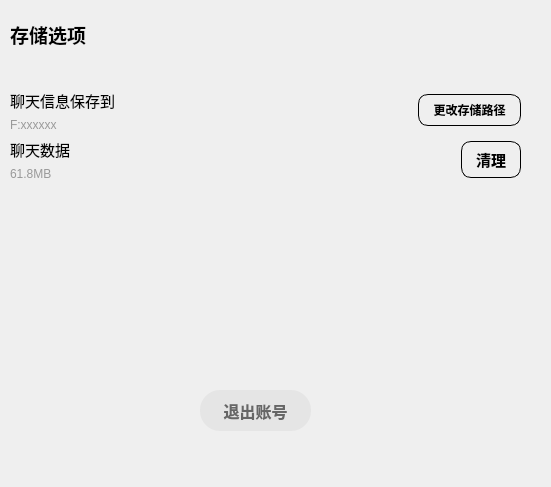
Qt form src/ui/setting/settingdialog.ui (1747982677/LanChat) before a commit.
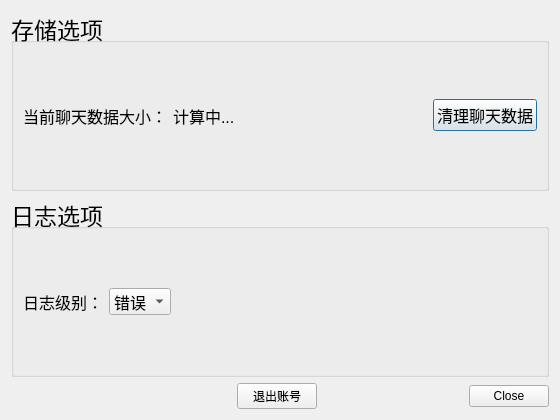
The same form after that commit.

Commit message: 设置界面实现清除聊天记录、日志分级

```diff
--- a/src/ui/setting/settingdialog.ui
+++ b/src/ui/setting/settingdialog.ui
@@ -6,209 +6,177 @@
    <rect>
     <x>0</x>
     <y>0</y>
-    <width>551</width>
-    <height>487</height>
+    <width>560</width>
+    <height>420</height>
    </rect>
   </property>
-  <property name="font">
-   <font>
-    <pointsize>11</pointsize>
-   </font>
-  </property>
   <property name="windowTitle">
    <string>设置</string>
   </property>
-  <property name="styleSheet">
-   <string notr="true"/>
-  </property>
-  <widget class="QWidget" name="verticalLayoutWidget">
-   <property name="geometry">
-    <rect>
-     <x>10</x>
-     <y>20</y>
-     <width>511</width>
-     <height>161</height>
-    </rect>
-   </property>
-   <layout class="QVBoxLayout" name="verticalLayout">
-    <item alignment="Qt::AlignmentFlag::AlignTop">
-     <widget class="QLabel" name="lblStorageTitle">
-      <property name="font">
-       <font>
-        <pointsize>14</pointsize>
-        <bold>true</bold>
-       </font>
-      </property>
-      <property name="text">
-       <string>存储选项</string>
-      </property>
-     </widget>
-    </item>
-    <item>
-     <layout class="QHBoxLayout" name="horizontalLayout_2">
+  <layout class="QVBoxLayout" name="verticalLayout">
+   <item>
+    <widget class="QGroupBox" name="groupBoxStorage">
+     <property name="font">
+      <font>
+       <pointsize>17</pointsize>
+      </font>
+     </property>
+     <property name="title">
+      <string>存储选项</string>
+     </property>
+     <layout class="QHBoxLayout" name="horizontalLayout_size">
       <item>
-       <layout class="QVBoxLayout" name="verticalLayout_4">
-        <item alignment="Qt::AlignmentFlag::AlignLeft">
-         <widget class="QLabel" name="lblStoreTo">
-          <property name="text">
-           <string>聊天信息保存到</string>
-          </property>
-         </widget>
-        </item>
-        <item>
-         <widget class="QLabel" name="lblStoragePath">
-          <property name="font">
-           <font>
-            <pointsize>9</pointsize>
-           </font>
-          </property>
-          <property name="styleSheet">
-           <string notr="true">color: #999999;</string>
-          </property>
-          <property name="text">
-           <string>F:xxxxxx</string>
-          </property>
-          <property name="scaledContents">
-           <bool>false</bool>
-          </property>
-         </widget>
-        </item>
-       </layout>
-      </item>
-      <item alignment="Qt::AlignmentFlag::AlignRight">
-       <widget class="QPushButton" name="btnChangeStoragePath">
+       <widget class="QLabel" name="labelSizeTitle">
         <property name="font">
          <font>
-          <pointsize>9</pointsize>
-          <bold>true</bold>
+          <pointsize>12</pointsize>
          </font>
         </property>
-        <property name="styleSheet">
-         <string notr="true">QPushButton {
-    border: 1px solid black;
-    border-radius: 10px;   /* 自己调大小 */
-    background-color: transparent;
-    color: black;
-    padding: 6px 14px;
-}</string>
-        </property>
         <property name="text">
-         <string>更改存储路径</string>
+         <string>当前聊天数据大小：</string>
         </property>
-        <property name="autoDefault">
-         <bool>false</bool>
+       </widget>
+      </item>
+      <item>
+       <widget class="QLabel" name="lblDataSize">
+        <property name="font">
+         <font>
+          <pointsize>12</pointsize>
+         </font>
         </property>
-        <property name="default">
-         <bool>false</bool>
+        <property name="text">
+         <string>计算中...</string>
         </property>
        </widget>
       </item>
-     </layout>
-    </item>
-    <item>
-     <layout class="QHBoxLayout" name="horizontalLayout_3">
       <item>
-       <layout class="QVBoxLayout" name="verticalLayout_5">
-        <item alignment="Qt::AlignmentFlag::AlignLeft">
-         <widget class="QLabel" name="lblStoreTo_2">
-          <property name="text">
-           <string>聊天数据</string>
-          </property>
-         </widget>
-        </item>
-        <item>
-         <widget class="QLabel" name="lblDataSize">
-          <property name="font">
-           <font>
-            <pointsize>9</pointsize>
-           </font>
-          </property>
-          <property name="styleSheet">
-           <string notr="true">color: #999999;</string>
-          </property>
-          <property name="text">
-           <string>61.8MB</string>
-          </property>
-          <property name="scaledContents">
-           <bool>false</bool>
-          </property>
-         </widget>
-        </item>
-       </layout>
+       <spacer name="horizontalSpacer_storage">
+        <property name="orientation">
+         <enum>Qt::Orientation::Horizontal</enum>
+        </property>
+        <property name="sizeHint" stdset="0">
+         <size>
+          <width>40</width>
+          <height>20</height>
+         </size>
+        </property>
+       </spacer>
       </item>
-      <item alignment="Qt::AlignmentFlag::AlignRight">
+      <item>
        <widget class="QPushButton" name="btnClearStorage">
         <property name="font">
          <font>
-          <pointsize>11</pointsize>
-          <bold>true</bold>
+          <pointsize>12</pointsize>
          </font>
         </property>
-        <property name="styleSheet">
-         <string notr="true">QPushButton {
-    border: 1px solid black;
-    border-radius: 10px;   /* 自己调大小 */
-    background-color: transparent;
-    color: black;
-    padding: 6px 14px;
-}</string>
-        </property>
         <property name="text">
-         <string>清理</string>
+         <string>清理聊天数据</string>
         </property>
-        <property name="autoDefault">
-         <bool>false</bool>
+       </widget>
+      </item>
+     </layout>
+    </widget>
+   </item>
+   <item>
+    <widget class="QGroupBox" name="groupBoxLog">
+     <property name="font">
+      <font>
+       <pointsize>17</pointsize>
+      </font>
+     </property>
+     <property name="title">
+      <string>日志选项</string>
+     </property>
+     <layout class="QHBoxLayout" name="horizontalLayout_log">
+      <item>
+       <widget class="QLabel" name="labelLogLevel">
+        <property name="font">
+         <font>
+          <pointsize>12</pointsize>
+         </font>
         </property>
-        <property name="default">
-         <bool>false</bool>
+        <property name="text">
+         <string>日志级别：</string>
         </property>
        </widget>
       </item>
+      <item>
+       <widget class="QComboBox" name="comboLogLevel">
+        <property name="font">
+         <font>
+          <pointsize>12</pointsize>
+         </font>
+        </property>
+        <item>
+         <property name="text">
+          <string>错误</string>
+         </property>
+        </item>
+        <item>
+         <property name="text">
+          <string>警告</string>
+         </property>
+        </item>
+        <item>
+         <property name="text">
+          <string>信息</string>
+         </property>
+        </item>
+        <item>
+         <property name="text">
+          <string>调试</string>
+         </property>
+        </item>
+       </widget>
+      </item>
+      <item>
+       <spacer name="horizontalSpacer_log">
+        <property name="orientation">
+         <enum>Qt::Orientation::Horizontal</enum>
+        </property>
+        <property name="sizeHint" stdset="0">
+         <size>
+          <width>40</width>
+          <height>20</height>
+         </size>
+        </property>
+       </spacer>
+      </item>
      </layout>
-    </item>
-   </layout>
-  </widget>
-  <widget class="QPushButton" name="pushButton_3">
-   <property name="geometry">
-    <rect>
-     <x>200</x>
-     <y>390</y>
-     <width>111</width>
-     <height>41</height>
-    </rect>
-   </property>
-   <property name="font">
-    <font>
-     <pointsize>-1</pointsize>
-     <bold>true</bold>
-    </font>
-   </property>
-   <property name="styleSheet">
-    <string notr="true">QPushButton {
-    background-color: #E5E5E5;      /* 浅灰背景 */
-    color: #666666;                 /* 深灰文字 */
-    border: none;                   /* 无边框 */
-    border-radius: 20px;            /* 高度约 40px 时效果最佳 */
-    padding: 8px 20px;              /* 内边距，让按钮更圆润 */
-    font-size: 16px;                /* 字体大小 */
-}
-QPushButton:hover {
-    background-color: #DCDCDC;      /* hover 略深一点 */
-}
-QPushButton:pressed {
-    background-color: #CFCFCF;      /* 点击更深灰 */
-}</string>
-   </property>
-   <property name="text">
-    <string>退出账号</string>
-   </property>
-   <property name="autoDefault">
-    <bool>false</bool>
-   </property>
-   <property name="default">
-    <bool>false</bool>
-   </property>
-  </widget>
+    </widget>
+   </item>
+   <item>
+    <layout class="QHBoxLayout" name="horizontalLayout_buttons">
+     <item>
+      <spacer name="horizontalSpacer_buttons">
+       <property name="orientation">
+        <enum>Qt::Orientation::Horizontal</enum>
+       </property>
+       <property name="sizeHint" stdset="0">
+        <size>
+         <width>40</width>
+         <height>20</height>
+        </size>
+       </property>
+      </spacer>
+     </item>
+     <item>
+      <widget class="QPushButton" name="pushButton_3">
+       <property name="text">
+        <string>退出账号</string>
+       </property>
+      </widget>
+     </item>
+     <item>
+      <widget class="QDialogButtonBox" name="buttonBox">
+       <property name="standardButtons">
+        <set>QDialogButtonBox::StandardButton::Close</set>
+       </property>
+      </widget>
+     </item>
+    </layout>
+   </item>
+  </layout>
  </widget>
  <resources/>
  <connections/>
```
Left out of the diff: 19 changed lines with no effect on the pictures. The commit also changes 9 other files.
